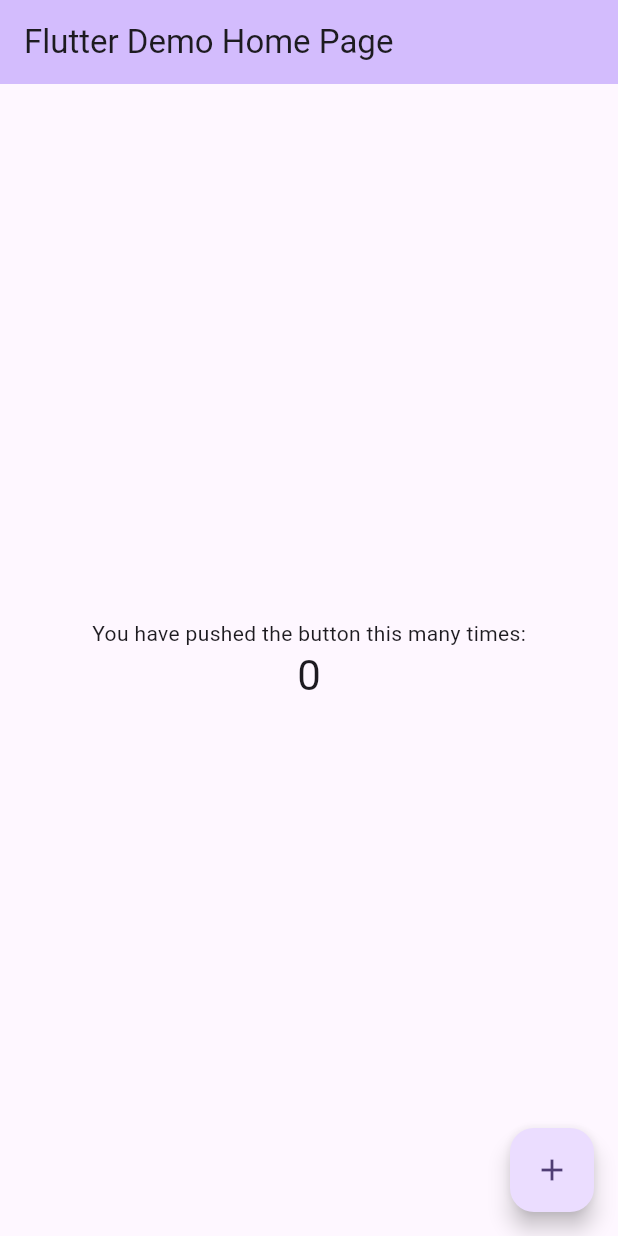
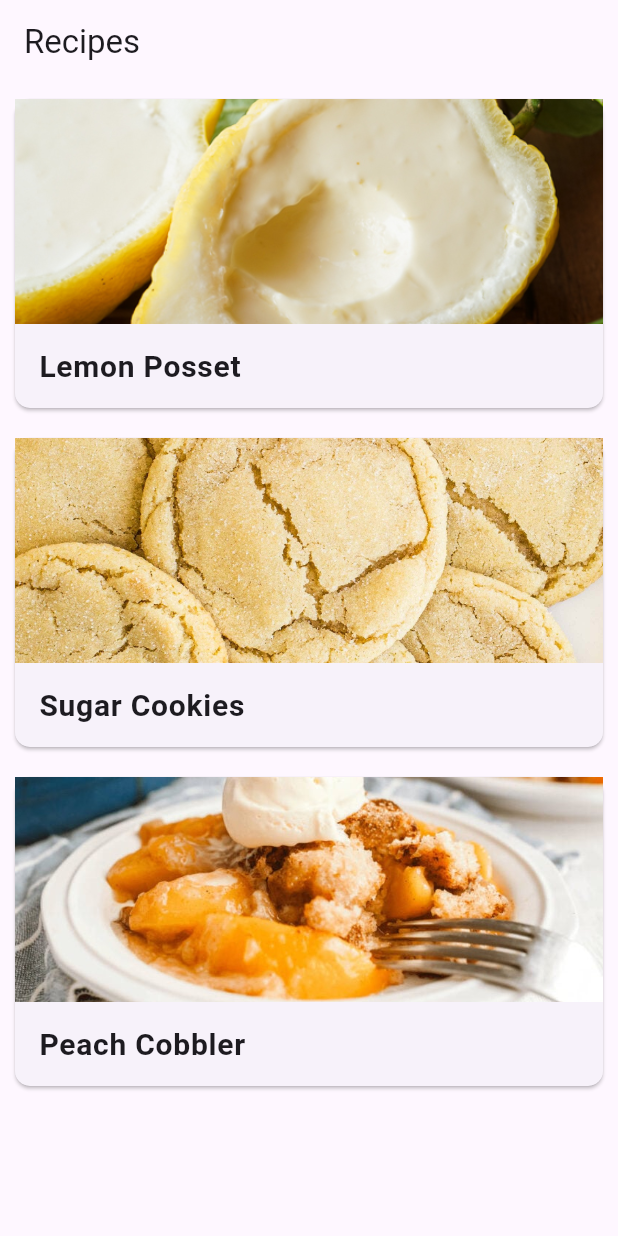
Before and after one commit to TJs87474/Recipe-Book, a Flutter app: the screen it shows after launch, on a phone screen of 412 x 824 dp. Run offline on Flutter 3.47's test engine with Material 3 defaults, Android fonts, the phone set to English and light mode, and no system bars.

Commit message:
Added functionalityfor HomeScreen and DetailsScreen, and connected main page to Homescreen

```diff
--- a/lib/DetailsScreen.dart
+++ b/lib/DetailsScreen.dart
@@ -0,0 +1,43 @@
+import 'package:flutter/material.dart';
+
+class DetailsScreen extends StatelessWidget {
+  final Map<String, dynamic> recipe;
+
+  DetailsScreen({required this.recipe});
+
+  @override
+  Widget build(BuildContext context) {
+    return Scaffold(
+      appBar: AppBar(title: Text(recipe['name'])),
+      body: SingleChildScrollView(
+        padding: EdgeInsets.all(16),
+        child: Column(
+          crossAxisAlignment: CrossAxisAlignment.start,
+          children: [
+            Image.asset(recipe['image'], height: 200, width: double.infinity, fit: BoxFit.cover),
+            SizedBox(height: 10),
+            Text(
+              "Ingredients",
+              style: TextStyle(fontSize: 22, fontWeight: FontWeight.bold),
+            ),
+            SizedBox(height: 5),
+            Text(
+              recipe['ingredients'],
+              style: TextStyle(fontSize: 16),
+            ),
+            SizedBox(height: 10),
+            Text(
+              "Instructions",
+              style: TextStyle(fontSize: 22, fontWeight: FontWeight.bold),
+            ),
+            SizedBox(height: 5),
+            Text(
+              recipe['instructions'],
+              style: TextStyle(fontSize: 16),
+            ),
+          ],
+        ),
+      ),
+    );
+  }
+}
--- a/lib/HomeScreen.dart
+++ b/lib/HomeScreen.dart
@@ -0,0 +1,89 @@
+import 'package:flutter/material.dart';
+import 'DetailsScreen.dart';
+
+class HomeScreen extends StatelessWidget {
+  final List<Map<String, dynamic>> recipes = [
+    {
+      "name": "Lemon Posset",
+      "image": "assets/images/Lemons.jpg",
+      "ingredients": "600 ml heavy whipping cream\n200 g sugar\n2 tbsp lemon zest\n75 ml lemon juice\n1 tsp vanilla extract",
+      "instructions": "1. Place the cream, sugar, and lemon zest in a saucepan. Heat over medium-high heat. "
+          "\n2. Stir in the sugar to be dissolved in the cream. When bubbles start to appear on top of the heavy cream, remove from the heat. Be careful not to boil."
+          "\n3. Whisk in the lemon juice. Let the mixture cool for 10 minutes, then strain into a liquid measuring cup for ease of pouring."
+          "\n5. Hollow out and fill lemon halves, let cool to room temperature."
+          "\n6. Refrigerate for at least 1 hour or for up to 3 days."
+    },
+    {
+      "name": "Sugar Cookies",
+      "image": "assets/images/Sugarcookies.jpg",
+      "ingredients": "2 1/2 cups all-purpose flour"
+      "\n1 tsp baking powder"
+      "\n3/4 tsp sea salt"
+      "\n2 sticks unsalted butter"
+      "\n1 1/4 cups granulated sugar"
+      "\n1 egg"
+      "\n1 tsp vanilla extract",
+      "instructions": "1. Preheat the oven to 350°F. Line baking sheets with parchment paper."
+      "\n2.In a medium bowl, whisk together the flour, baking powder, and salt to combine."
+      "\n3.In a large bowl, use an electric mixer fitted with a paddle attachment on medium-high speed to beat the butter and 1¼ cups sugar until light and fluffy, 2 to 3 minutes. Scrape down the sides and bottom of the mixing bowl. Add the egg, egg yolk, and vanilla, and beat until combined, scraping the bowl down as needed. Slowly beat in the flour mixture."
+      "\n4.Place the remaining 1/4 cup sugar in a shallow dish. Using a large (3-tablespoon) spring-loaded scoop, divide the dough into balls, then roll in sugar to coat evenly. Place the dough balls on the prepared baking sheets, spacing 2 inches apart, and flatten slightly with the bottom of a measuring cup."
+      "\n5.Bake for 10 to 12 minutes, or until the cookies set and begin to brown. Cool for 5 minutes before removing to a wire rack to cool completely. Cookies can be stored in an airtight container at room temperature for up to 3 days."
+    },
+    {
+      "name": "Peach Cobbler",
+      "image": "assets/images/Peachcobbler.jpg",
+      "ingredients": "Two 15-ounce cans sliced peaches in syrup\n1 Stick of butter\n1 Cup self rising flour\n1 Cup sugar\n1 Cup milk",
+      "instructions": "1. Preheat the oven to 350 degrees F."
+          "\n2. Drain 1 can of peaches; reserve the syrup from the other."
+          "\n3. Place the butter in a 9- by 12-inch ovenproof baking dish. Heat the butter on the stove or in the oven until it's melted."
+          "\n4. In a medium bowl, mix the flour and sugar."
+          "\n5. Stir in the milk and the reserved syrup."
+          "\n6. Pour the batter over the melted butter in the baking dish. Arrange the peaches over the batter."
+          "\n7. Bake for 1 hour."
+          "\n8. The cobbler is done when the batter rises around the peaches and the crust is thick and golden brown. Serve warm with ice cream."
+    }
+  ];
+
+  @override
+  Widget build(BuildContext context) {
+    return Scaffold(
+      appBar: AppBar(title: Text('Recipes')),
+      body: ListView.builder(
+        itemCount: recipes.length,
+        itemBuilder: (context, index) {
+          return GestureDetector(
+            onTap: () {
+              // Navigate to DetailsScreen and pass recipe data
+              Navigator.push(
+                context,
+                MaterialPageRoute(
+                  builder: (context) => DetailsScreen(recipe: recipes[index]),
+                ),
+              );
+            },
+            child: Card(
+              margin: EdgeInsets.all(10),
+              shape: RoundedRectangleBorder(borderRadius: BorderRadius.circular(10)),
+              child: Column(
+                children: [
+                  Image.asset(
+                    recipes[index]['image'],
+                    height: 150,
+                    width: double.infinity,
+                    fit: BoxFit.cover,
+                  ),
+                  ListTile(
+                    title: Text(
+                      recipes[index]['name'],
+                      style: TextStyle(fontSize: 20, fontWeight: FontWeight.bold),
+                    ),
+                  ),
+                ],
+              ),
+            ),
+          );
+        },
+      ),
+    );
+  }
+}
--- a/lib/main.dart
+++ b/lib/main.dart
@@ -1,122 +1,17 @@
 import 'package:flutter/material.dart';
+import 'HomeScreen.dart';
 
 void main() {
-  runApp(const MyApp());
+  runApp(MyApp());
 }
 
 class MyApp extends StatelessWidget {
-  const MyApp({super.key});
-
-  // This widget is the root of your application.
   @override
   Widget build(BuildContext context) {
     return MaterialApp(
-      title: 'Flutter Demo',
-      theme: ThemeData(
-        // This is the theme of your application.
-        //
-        // TRY THIS: Try running your application with "flutter run". You'll see
-        // the application has a purple toolbar. Then, without quitting the app,
-        // try changing the seedColor in the colorScheme below to Colors.green
-        // and then invoke "hot reload" (save your changes or press the "hot
-        // reload" button in a Flutter-supported IDE, or press "r" if you used
-        // the command line to start the app).
-        //
-        // Notice that the counter didn't reset back to zero; the application
-        // state is not lost during the reload. To reset the state, use hot
-        // restart instead.
-        //
-        // This works for code too, not just values: Most code changes can be
-        // tested with just a hot reload.
-        colorScheme: ColorScheme.fromSeed(seedColor: Colors.deepPurple),
-      ),
-      home: const MyHomePage(title: 'Flutter Demo Home Page'),
+      title: 'Recipe App',
+      theme: ThemeData(primarySwatch: Colors.blue),
+      home: HomeScreen(),
     );
   }
 }
-
-class MyHomePage extends StatefulWidget {
-  const MyHomePage({super.key, required this.title});
-
-  // This widget is the home page of your application. It is stateful, meaning
-  // that it has a State object (defined below) that contains fields that affect
-  // how it looks.
-
-  // This class is the configuration for the state. It holds the values (in this
-  // case the title) provided by the parent (in this case the App widget) and
-  // used by the build method of the State. Fields in a Widget subclass are
-  // always marked "final".
-
-  final String title;
-
-  @override
-  State<MyHomePage> createState() => _MyHomePageState();
-}
-
-class _MyHomePageState extends State<MyHomePage> {
-  int _counter = 0;
-
-  void _incrementCounter() {
-    setState(() {
-      // This call to setState tells the Flutter framework that something has
-      // changed in this State, which causes it to rerun the build method below
-      // so that the display can reflect the updated values. If we changed
-      // _counter without calling setState(), then the build method would not be
-      // called again, and so nothing would appear to happen.
-      _counter++;
-    });
-  }
-
-  @override
-  Widget build(BuildContext context) {
-    // This method is rerun every time setState is called, for instance as done
-    // by the _incrementCounter method above.
-    //
-    // The Flutter framework has been optimized to make rerunning build methods
-    // fast, so that you can just rebuild anything that needs updating rather
-    // than having to individually change instances of widgets.
-    return Scaffold(
-      appBar: AppBar(
-        // TRY THIS: Try changing the color here to a specific color (to
-        // Colors.amber, perhaps?) and trigger a hot reload to see the AppBar
-        // change color while the other colors stay the same.
-        backgroundColor: Theme.of(context).colorScheme.inversePrimary,
-        // Here we take the value from the MyHomePage object that was created by
-        // the App.build method, and use it to set our appbar title.
-        title: Text(widget.title),
-      ),
-      body: Center(
-        // Center is a layout widget. It takes a single child and positions it
-        // in the middle of the parent.
-        child: Column(
-          // Column is also a layout widget. It takes a list of children and
-          // arranges them vertically. By default, it sizes itself to fit its
-          // children horizontally, and tries to be as tall as its parent.
-          //
-          // Column has various properties to control how it sizes itself and
-          // how it positions its children. Here we use mainAxisAlignment to
-          // center the children vertically; the main axis here is the vertical
-          // axis because Columns are vertical (the cross axis would be
-          // horizontal).
-          //
-          // TRY THIS: Invoke "debug painting" (choose the "Toggle Debug Paint"
-          // action in the IDE, or press "p" in the console), to see the
-          // wireframe for each widget.
-          mainAxisAlignment: MainAxisAlignment.center,
-          children: <Widget>[
-            const Text('You have pushed the button this many times:'),
-            Text(
-              '$_counter',
-              style: Theme.of(context).textTheme.headlineMedium,
-            ),
-          ],
-        ),
-      ),
-      floatingActionButton: FloatingActionButton(
-        onPressed: _incrementCounter,
-        tooltip: 'Increment',
-        child: const Icon(Icons.add),
-      ), // This trailing comma makes auto-formatting nicer for build methods.
-    );
-  }
-}
--- a/pubspec.yaml
+++ b/pubspec.yaml
@@ -58,8 +58,8 @@ flutter:
   uses-material-design: true
 
   # To add assets to your application, add an assets section, like this:
-  # assets:
-  #   - images/a_dot_burr.jpeg
+  assets:
+    - assets/images/
   #   - images/a_dot_ham.jpeg
 
   # An image asset can refer to one or more resolution-specific "variants", see
```
